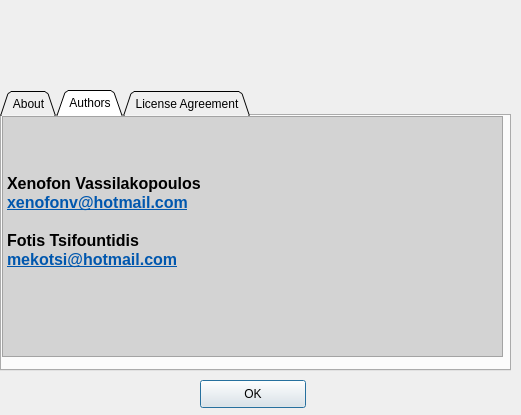
First picture: the form in ui/About.ui, repository xen0vas/UserManager, before the edit.
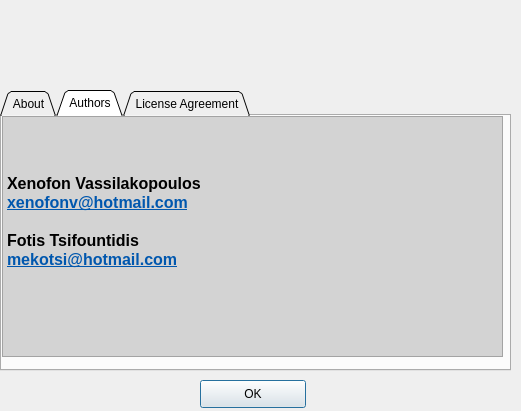
Second picture: the form after the edit. Icons and pictures are not drawn.

Diff of the .ui file:
```diff
--- a/ui/About.ui
+++ b/ui/About.ui
@@ -7,7 +7,7 @@
     <x>0</x>
     <y>0</y>
     <width>521</width>
-    <height>415</height>
+    <height>411</height>
    </rect>
   </property>
   <property name="windowTitle">
```
Left out of the diff: 19 changed lines with no effect on the pictures.
